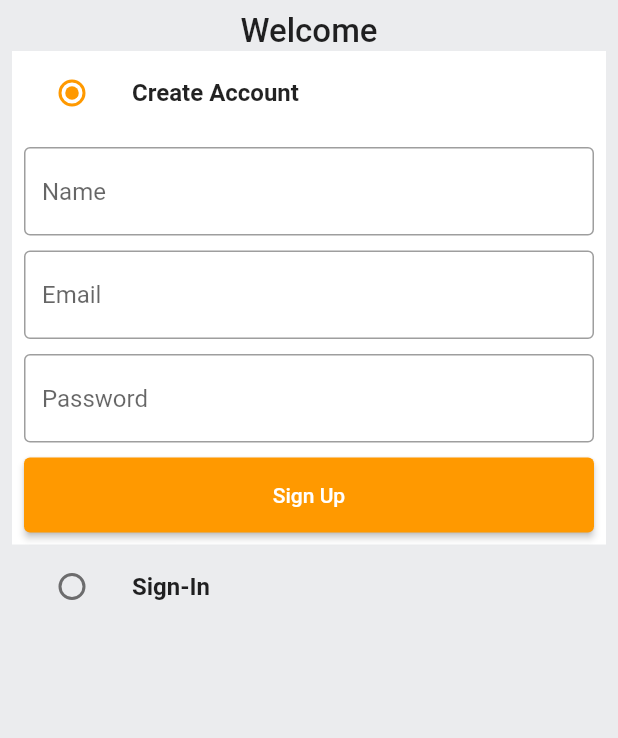
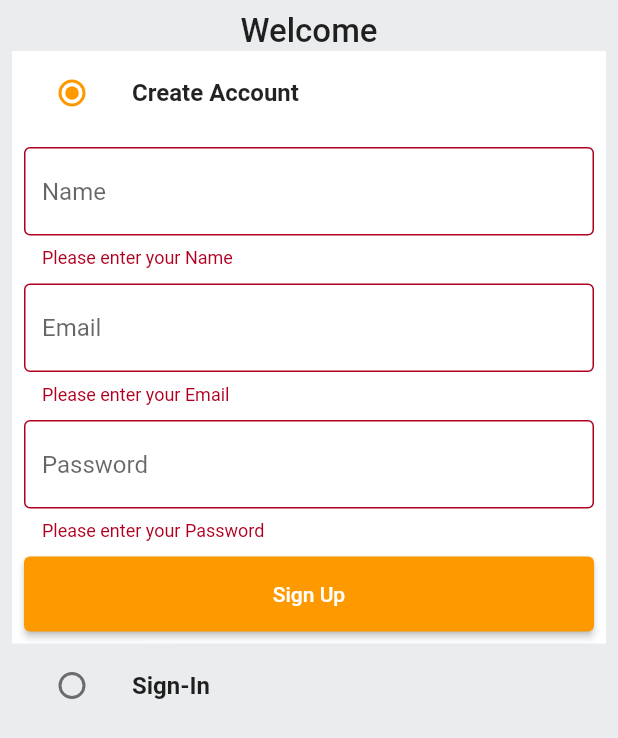
Before and after one commit to lehiep1610/E-commerce-app, a Flutter app: the screen it shows after launch, after a tap on "Sign Up", on a phone screen of 412 x 824 dp. Shown: the top 738 px of the screen. Run offline on Flutter 3.47's test engine with Material 2 defaults, Android fonts, the phone set to English and light mode, and no system bars.

Commit message:
Add feature sign up on server side and client

```diff
--- a/lib/common/widgets/custom_textfield.dart
+++ b/lib/common/widgets/custom_textfield.dart
@@ -1,11 +1,14 @@
+// ignore_for_file: public_member_api_docs, sort_constructors_first
 import 'package:flutter/material.dart';
 
 class CustomTextField extends StatelessWidget {
   final TextEditingController controller;
   final String hintText;
-  const CustomTextField(
-      {Key? key, required this.controller, required this.hintText})
-      : super(key: key);
+  const CustomTextField({
+    Key? key,
+    required this.controller,
+    required this.hintText,
+  }) : super(key: key);
 
   @override
   Widget build(BuildContext context) {
@@ -20,7 +23,12 @@ class CustomTextField extends StatelessWidget {
           borderSide: BorderSide(color: Colors.black38),
         ),
       ),
-      validator: (val) {},
+      validator: (val) {
+        if (val == null || val.isEmpty) {
+          return 'Please enter your $hintText';
+        }
+        return null;
+      },
     );
   }
 }
--- a/lib/constants/global_variables.dart
+++ b/lib/constants/global_variables.dart
@@ -1,4 +1,6 @@
 import 'package:flutter/material.dart';
+
+String uri = 'http://10.0.2.2:3000';
 
 class GlobalVariables {
   static const appBarGradient = LinearGradient(
--- a/lib/features/auth/screens/auth_screen.dart
+++ b/lib/features/auth/screens/auth_screen.dart
@@ -1,7 +1,9 @@
+import 'package:flutter/material.dart';
+
 import 'package:e_commerce_app/common/widgets/custom_button.dart';
 import 'package:e_commerce_app/common/widgets/custom_textfield.dart';
 import 'package:e_commerce_app/constants/global_variables.dart';
-import 'package:flutter/material.dart';
+import 'package:e_commerce_app/features/auth/services/auth_service.dart';
 
 enum Auth {
   signin,
@@ -20,7 +22,7 @@ class _AuthScreenState extends State<AuthScreen> {
   Auth _auth = Auth.signup;
   final _signupFormKey = GlobalKey<FormState>();
   final _signinFormKey = GlobalKey<FormState>();
-
+  final AuthService authService = AuthService();
   final TextEditingController _emailController = TextEditingController();
   final TextEditingController _passwordController = TextEditingController();
   final TextEditingController _nameController = TextEditingController();
@@ -33,6 +35,14 @@ class _AuthScreenState extends State<AuthScreen> {
     _nameController.dispose();
   }
 
+  void signUpUser() {
+    authService.signUpUser(
+        context: context,
+        email: _emailController.text,
+        password: _passwordController.text,
+        name: _nameController.text);
+  }
+
   @override
   Widget build(BuildContext context) {
     return Scaffold(
@@ -40,6 +50,7 @@ class _AuthScreenState extends State<AuthScreen> {
       body: SafeArea(
         child: Padding(
           padding: const EdgeInsets.all(8.0),
+          child: SingleChildScrollView(
             child: Column(
               children: [
                 const Text(
@@ -88,7 +99,13 @@ class _AuthScreenState extends State<AuthScreen> {
                             hintText: 'Password',
                           ),
                           const SizedBox(height: 10),
-                        CustomButton(text: 'Sign Up', onTap: () {})
+                          CustomButton(
+                              text: 'Sign Up',
+                              onTap: () {
+                                if (_signupFormKey.currentState!.validate()) {
+                                  signUpUser();
+                                }
+                              })
                         ],
                       ),
                     ),
@@ -139,6 +156,7 @@ class _AuthScreenState extends State<AuthScreen> {
             ),
           ),
         ),
+      ),
     );
   }
 }
--- a/lib/features/auth/services/auth_service.dart
+++ b/lib/features/auth/services/auth_service.dart
@@ -1 +1,42 @@
-class AuthService {}
+import 'package:flutter/cupertino.dart';
+import 'package:http/http.dart' as http;
+
+import 'package:e_commerce_app/constants/global_variables.dart';
+import 'package:e_commerce_app/models/user.dart';
+import 'package:e_commerce_app/constants/error_handling.dart';
+import 'package:e_commerce_app/constants/utils.dart';
+
+class AuthService {
+  void signUpUser({
+    required BuildContext context,
+    required String email,
+    required String password,
+    required String name,
+  }) async {
+    try {
+      User user = User(
+          id: 'id',
+          name: name,
+          password: password,
+          email: email,
+          userType: 'userType',
+          token: 'token');
+
+      final response = await http.post(Uri.parse('$uri/api/signup'),
+          body: user.toJson(),
+          headers: <String, String>{
+            'Content-Type': 'application/json; charset=UTF-8',
+          });
+
+      httpErrorHandle(
+          response: response,
+          context: context,
+          onSuccess: () {
+            showSnackBar(
+                context, 'Acount created! Login with the same credential!');
+          });
+    } catch (e) {
+      showSnackBar(context, e.toString());
+    }
+  }
+}
--- /dev/null
+++ b/lib/models/user.dart
@@ -0,0 +1,47 @@
+import 'dart:convert';
+
+// ignore_for_file: public_member_api_docs, sort_constructors_first
+class User {
+  final String id;
+  final String name;
+  final String password;
+  final String email;
+  final String userType;
+  final String token;
+
+  User({
+    required this.id,
+    required this.name,
+    required this.password,
+    required this.email,
+    required this.userType,
+    required this.token,
+  });
+
+  Map<String, dynamic> toMap() {
+    return <String, dynamic>{
+      'id': id,
+      'name': name,
+      'password': password,
+      'email': email,
+      'userType': userType,
+      'token': token,
+    };
+  }
+
+  factory User.fromMap(Map<String, dynamic> map) {
+    return User(
+      id: map['_id'] as String,
+      name: map['name'] as String,
+      password: map['password'] as String,
+      email: map['email'] as String,
+      userType: map['userType'] as String,
+      token: map['token'] as String,
+    );
+  }
+
+  String toJson() => json.encode(toMap());
+
+  factory User.fromJson(String source) =>
+      User.fromMap(json.decode(source) as Map<String, dynamic>);
+}
--- a/pubspec.yaml
+++ b/pubspec.yaml
@@ -34,6 +34,7 @@ dependencies:
   # The following adds the Cupertino Icons font to your application.
   # Use with the CupertinoIcons class for iOS style icons.
   cupertino_icons: ^1.0.2
+  http: ^0.13.5
 
 dev_dependencies:
   flutter_test:
```
Also changed, not shown: lib/constants/error_handling.dart (added, +26 -0 lines), lib/constants/utils.dart (added, +9 -0 lines), pubspec.lock, 2 other files. Lines whose indentation alone changed are shown as unchanged.
